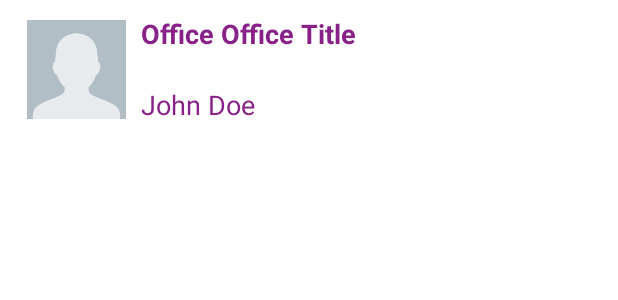
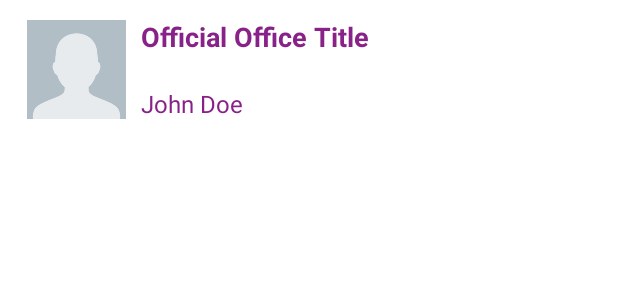
Before and after one commit to isheikh8492/Civil-Advocacy-App, an Android app: the layout official_list_row.xml on its own in the app's theme, with its tools: preview values and no code run, on a phone screen of 412 x 824 dp. Shown: the top 300 px of the screen. Run offline under Robolectric (Android 15) with nearby library versions, the phone set to English and light mode, and no system bars; network calls fail.

```diff
--- a/app/src/main/java/com/imaduddinsheikh/civiladvocacyapp/OfficialsAdapter.java
+++ b/app/src/main/java/com/imaduddinsheikh/civiladvocacyapp/OfficialsAdapter.java
@@ -43,7 +43,7 @@ public class OfficialsAdapter extends RecyclerView.Adapter<OfficialsViewHolder>
 
         Official official = officialsList.get(position);
         holder.officialOfficeTitle.setText(official.getOffice());
-        String officialNameParty = official.getName() + " (" + official.getParty() + " Party)";
+        String officialNameParty = official.getName() + " (" + official.getParty() + ")";
         holder.officialNameParty.setText(officialNameParty);
     }
 
--- a/app/src/main/java/com/imaduddinsheikh/civiladvocacyapp/OfficialsDownloader.java
+++ b/app/src/main/java/com/imaduddinsheikh/civiladvocacyapp/OfficialsDownloader.java
@@ -83,6 +83,7 @@ public class OfficialsDownloader {
                 }
             }
 
+            mainActivity.updateData(officialList);
         } catch (Exception e) {
             e.printStackTrace();
         }
--- a/app/src/main/res/layout/official_list_row.xml
+++ b/app/src/main/res/layout/official_list_row.xml
@@ -11,7 +11,8 @@
         android:layout_width="wrap_content"
         android:layout_height="wrap_content"
         android:layout_marginStart="10dp"
-        android:text="Office Office Title"
+        android:layout_marginTop="2dp"
+        android:text="Official Office Title"
         android:textColor="@color/light_purple"
         android:textSize="18dp"
         android:textStyle="bold"
@@ -33,9 +34,10 @@
         android:layout_width="wrap_content"
         android:layout_height="wrap_content"
         android:layout_marginStart="10dp"
+        android:layout_marginBottom="2dp"
         android:text="John Doe"
         android:textColor="@color/light_purple"
-        android:textSize="18dp"
+        android:textSize="16dp"
         app:layout_constraintBottom_toBottomOf="@+id/officialImgView"
         app:layout_constraintStart_toEndOf="@+id/officialImgView" />
 </androidx.constraintlayout.widget.ConstraintLayout>
```
Also changed, not shown: app/src/main/java/com/imaduddinsheikh/civiladvocacyapp/MainActivity.java (+0 -12 lines).
